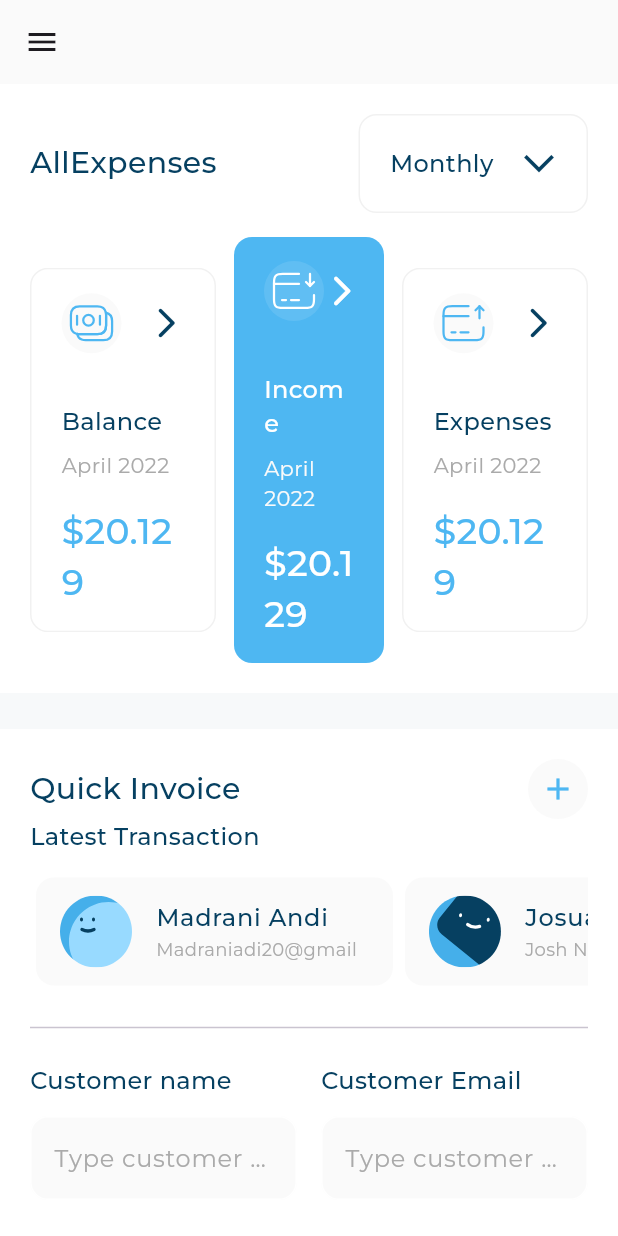
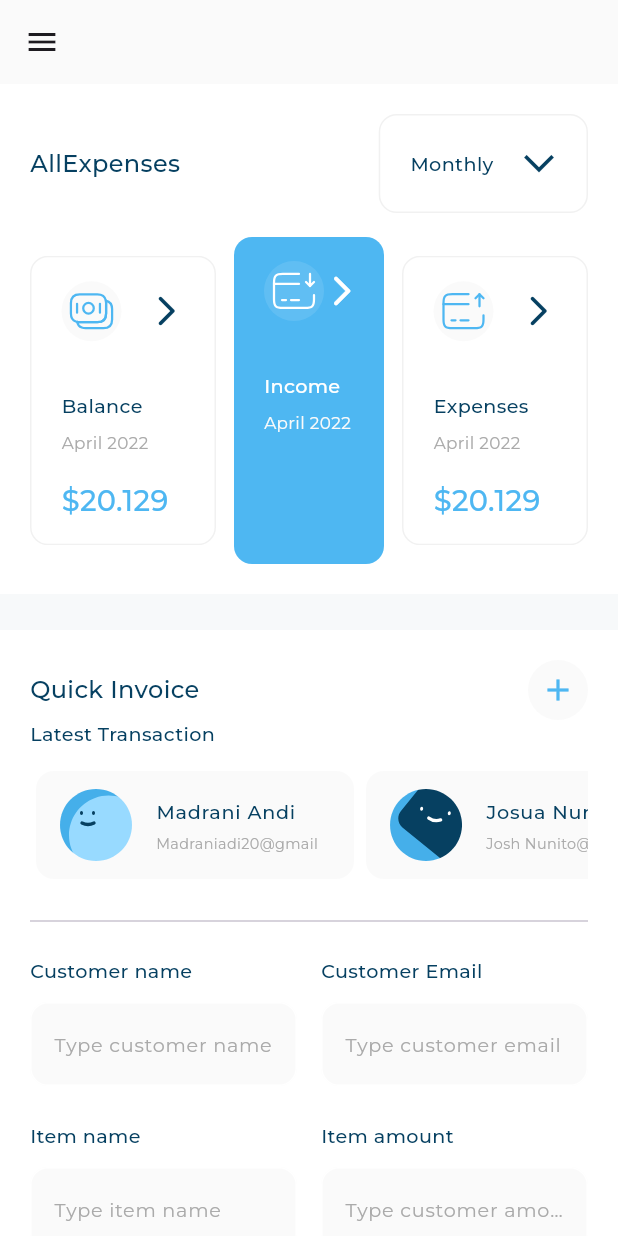
Before and after one commit to mano299/responsive_dash_board, a Flutter app: the screen it shows after launch, after a tap on "Income", on a phone screen of 412 x 824 dp. Run offline on Flutter 3.47's test engine with Material 3 defaults, Android fonts, the phone set to English and light mode, and no system bars; our stand-ins replace expandable_page_view, fl_chart, flutter_svg.

Commit message:
update font styles

```diff
--- a/lib/utils/app_styles.dart
+++ b/lib/utils/app_styles.dart
@@ -1,64 +1,124 @@
+import 'package:flutter/foundation.dart';
 import 'package:flutter/material.dart';
+import 'package:responsive_dash_board/utils/size_config.dart';
 
 abstract class AppStyles {
-  static const TextStyle styleRegular16 = TextStyle(
-    color: Color(0xff064061),
-    fontSize: 16,
+  static TextStyle styleRegular16(context) {
+    return TextStyle(
+      color: const Color(0xFF064060),
+      fontSize: getResponsiveFontSize(context, fontSize: 16),
       fontFamily: 'Montserrat',
       fontWeight: FontWeight.w400,
     );
-  static const TextStyle styleMedium16 = TextStyle(
-    color: Color(0xff064061),
-    fontSize: 16,
-    fontFamily: 'Montserrat',
-    fontWeight: FontWeight.w500,
-  );
-  static const TextStyle styleMedium20 = TextStyle(
-    color: Colors.white,
-    fontSize: 20,
-    fontFamily: 'Montserrat',
-    fontWeight: FontWeight.w500,
-  );
-  static const TextStyle styleSemiBold16 = TextStyle(
-    color: Color(0xff064061),
-    fontSize: 16,
-    fontFamily: 'Montserrat',
-    fontWeight: FontWeight.w600,
-  );
-  static const TextStyle styleSemiBold20 = TextStyle(
-    color: Color(0xff064061),
-    fontSize: 20,
-    fontFamily: 'Montserrat',
-    fontWeight: FontWeight.w600,
-  );
-  static const TextStyle styleRegular12 = TextStyle(
-    color: Color(0xffAAAAAA),
-    fontSize: 12,
-    fontFamily: 'Montserrat',
-    fontWeight: FontWeight.w400,
-  );
-  static const TextStyle styleSemiBold24 = TextStyle(
-    color: Colors.white,
-    fontSize: 24,
-    fontFamily: 'Montserrat',
-    fontWeight: FontWeight.w600,
-  );
-  static const TextStyle styleRegular14 = TextStyle(
-    color: Color(0xffAAAAAA),
-    fontSize: 14,
-    fontFamily: 'Montserrat',
-    fontWeight: FontWeight.w400,
-  );
-  static const TextStyle styleSemiBold18 = TextStyle(
-    color: Colors.white,
-    fontSize: 18,
-    fontFamily: 'Montserrat',
-    fontWeight: FontWeight.w600,
-  );
-  static const TextStyle styleBold16 = TextStyle(
-    color: Color(0xff4EB7F2),
-    fontSize: 16,
+  }
+
+  static TextStyle styleBold16(BuildContext context) {
+    return TextStyle(
+      color: const Color(0xFF4EB7F2),
+      fontSize: getResponsiveFontSize(context, fontSize: 16),
       fontFamily: 'Montserrat',
       fontWeight: FontWeight.w700,
     );
   }
+
+  static TextStyle styleMedium16(BuildContext context) {
+    return TextStyle(
+      color: const Color(0xFF064061),
+      fontSize: getResponsiveFontSize(context, fontSize: 16),
+      fontFamily: 'Montserrat',
+      fontWeight: FontWeight.w500,
+    );
+  }
+
+  static TextStyle styleMedium20(BuildContext context) {
+    return TextStyle(
+      color: const Color(0xFFFFFFFF),
+      fontSize: getResponsiveFontSize(context, fontSize: 20),
+      fontFamily: 'Montserrat',
+      fontWeight: FontWeight.w500,
+    );
+  }
+
+  static TextStyle styleSemiBold16(BuildContext context) {
+    return TextStyle(
+      color: const Color(0xFF064061),
+      fontSize: getResponsiveFontSize(context, fontSize: 16),
+      fontFamily: 'Montserrat',
+      fontWeight: FontWeight.w600,
+    );
+  }
+
+  static TextStyle styleSemiBold20(BuildContext context) {
+    return TextStyle(
+      color: const Color(0xFF064061),
+      fontSize: getResponsiveFontSize(context, fontSize: 20),
+      fontFamily: 'Montserrat',
+      fontWeight: FontWeight.w600,
+    );
+  }
+
+  static TextStyle styleRegular12(BuildContext context) {
+    return TextStyle(
+      color: const Color(0xFFAAAAAA),
+      fontSize: getResponsiveFontSize(context, fontSize: 12),
+      fontFamily: 'Montserrat',
+      fontWeight: FontWeight.w400,
+    );
+  }
+
+  static TextStyle styleSemiBold24(BuildContext context) {
+    return TextStyle(
+      color: const Color(0xFF4EB7F2),
+      fontSize: getResponsiveFontSize(context, fontSize: 24),
+      fontFamily: 'Montserrat',
+      fontWeight: FontWeight.w600,
+    );
+  }
+
+  static TextStyle styleRegular14(BuildContext context) {
+    return TextStyle(
+      color: const Color(0xFFAAAAAA),
+      fontSize: getResponsiveFontSize(context, fontSize: 14),
+      fontFamily: 'Montserrat',
+      fontWeight: FontWeight.w400,
+    );
+  }
+
+  static TextStyle styleSemiBold18(BuildContext context) {
+    return TextStyle(
+      color: const Color(0xFFFFFFFF),
+      fontSize: getResponsiveFontSize(context, fontSize: 18),
+      fontFamily: 'Montserrat',
+      fontWeight: FontWeight.w600,
+    );
+  }
+}
+
+// sacleFactor
+// responsive font size
+// (min , max) fontsize
+double getResponsiveFontSize(context, {required double fontSize}) {
+  double scaleFactor = getScaleFactor(context);
+  double responsiveFontSize = fontSize * scaleFactor;
+
+  double lowerLimit = fontSize * .8;
+  double upperLimit = fontSize * 1.2;
+
+  return responsiveFontSize.clamp(lowerLimit, upperLimit);
+}
+
+double getScaleFactor(context) {
+  // var dispatcher = PlatformDispatcher.instance;
+  // var physicalWidth = dispatcher.views.first.physicalSize.width;
+  // var devicePixelRatio = dispatcher.views.first.devicePixelRatio;
+  // double width = physicalWidth / devicePixelRatio;
+
+  double width = MediaQuery.sizeOf(context).width;
+  if (width < SizeConfig.tablet) {
+    return width / 550;
+  } else if (width < SizeConfig.desktop) {
+    return width / 1000;
+  } else {
+    return width / 1920;
+  }
+}
--- a/lib/widgets/active_and_inactive_drawer_item.dart
+++ b/lib/widgets/active_and_inactive_drawer_item.dart
@@ -17,7 +17,7 @@ class InActiveDrawerItem extends StatelessWidget {
       leading: SvgPicture.asset(drawerItemModel.icon),
       title: Text(
         drawerItemModel.title,
-        style: AppStyles.styleRegular16,
+        style: AppStyles.styleRegular16(context),
       ),
     );
   }
@@ -37,7 +37,7 @@ class ActiveDrawerItem extends StatelessWidget {
       leading: SvgPicture.asset(drawerItemModel.icon),
       title: Text(
         drawerItemModel.title,
-        style: AppStyles.styleBold16,
+        style: AppStyles.styleBold16(context),
       ),
       trailing: Container(
         decoration: BoxDecoration(
--- a/lib/widgets/custom_button.dart
+++ b/lib/widgets/custom_button.dart
@@ -20,7 +20,7 @@ class CustomButton extends StatelessWidget {
           onPressed: () {},
           child: Text(
             text,
-            style: AppStyles.styleSemiBold18,
+            style: AppStyles.styleSemiBold18(context),
           )),
     );
   }
--- a/lib/widgets/custom_header.dart
+++ b/lib/widgets/custom_header.dart
@@ -10,7 +10,7 @@ class CustomHeader extends StatelessWidget {
       children: [
         Text(
           text,
-          style: AppStyles.styleSemiBold20,
+          style: AppStyles.styleSemiBold20(context),
         ),
         Spacer(),
         Container(
@@ -29,7 +29,7 @@ class CustomHeader extends StatelessWidget {
             children: [
               Text(
                 'Monthly',
-                style: AppStyles.styleMedium16,
+                style: AppStyles.styleMedium16(context),
               ),
               SizedBox(width: 18),
               Transform.rotate(
--- a/lib/widgets/custom_text_field.dart
+++ b/lib/widgets/custom_text_field.dart
@@ -20,7 +20,7 @@ class CustomTextField extends StatelessWidget {
           borderRadius: BorderRadius.circular(12),
         ),
         hintText: hint,
-        hintStyle: AppStyles.styleRegular16.copyWith(color: Color(0xffAAAAAA)),
+        hintStyle: AppStyles.styleRegular16(context).copyWith(color: Color(0xffAAAAAA)),
       ),
     );
   }
--- a/lib/widgets/detailed_income_chart.dart
+++ b/lib/widgets/detailed_income_chart.dart
@@ -36,7 +36,7 @@ class _DetailedIncomeChartState extends State<DetailedIncomeChart> {
       sections: [
         PieChartSectionData(
           titlePositionPercentageOffset: currentIndex == 0 ? 1.5 : null,
-          titleStyle: AppStyles.styleMedium16
+          titleStyle: AppStyles.styleMedium16(context)
               .copyWith(color: currentIndex == 0 ? null : Colors.white),
           title: currentIndex == 0 ? 'Design service' : '40%',
           value: 40,
@@ -45,7 +45,7 @@ class _DetailedIncomeChartState extends State<DetailedIncomeChart> {
         ),
         PieChartSectionData(
           titlePositionPercentageOffset: currentIndex == 1 ? 2.2 : null,
-          titleStyle: AppStyles.styleMedium16
+          titleStyle: AppStyles.styleMedium16(context)
               .copyWith(color: currentIndex == 1 ? null : Colors.white),
           title: currentIndex == 1 ? 'Design product' : '25%',
           value: 25,
@@ -54,7 +54,7 @@ class _DetailedIncomeChartState extends State<DetailedIncomeChart> {
         ),
         PieChartSectionData(
           titlePositionPercentageOffset: currentIndex == 2 ? 1.5 : null,
-          titleStyle: AppStyles.styleMedium16
+          titleStyle: AppStyles.styleMedium16(context)
               .copyWith(color: currentIndex == 2 ? null : Colors.white),
           title: currentIndex == 2 ? 'Product royalty' : '20%',
           value: 20,
@@ -63,7 +63,7 @@ class _DetailedIncomeChartState extends State<DetailedIncomeChart> {
         ),
         PieChartSectionData(
           titlePositionPercentageOffset: currentIndex == 3 ? 1.5 : null,
-          titleStyle: AppStyles.styleMedium16
+          titleStyle: AppStyles.styleMedium16(context)
               .copyWith(color: currentIndex == 3 ? null : Colors.white),
           title: currentIndex == 3 ? 'Other' : '22%',
           value: 22,
--- a/lib/widgets/inactive_and_actice_all_expenses_item.dart
+++ b/lib/widgets/inactive_and_actice_all_expenses_item.dart
@@ -32,17 +32,17 @@ class InactiveAllExpensesItem extends StatelessWidget {
           SizedBox(height: 34),
           Text(
             itemModel.title,
-            style: AppStyles.styleSemiBold16,
+            style: AppStyles.styleSemiBold16(context),
           ),
           SizedBox(height: 8),
           Text(
             itemModel.date,
-            style: AppStyles.styleRegular14,
+            style: AppStyles.styleRegular14(context),
           ),
           SizedBox(height: 16),
           Text(
             '\$${itemModel.money}',
-            style: AppStyles.styleSemiBold24.copyWith(color: Color(0xff4EB7F2)),
+            style: AppStyles.styleSemiBold24(context).copyWith(color: Color(0xff4EB7F2)),
           ),
         ],
       ),
@@ -80,17 +80,17 @@ class ActiveAllExpensesItem extends StatelessWidget {
           SizedBox(height: 34),
           Text(
             itemModel.title,
-            style: AppStyles.styleSemiBold16.copyWith(color: Colors.white),
+            style: AppStyles.styleSemiBold16(context).copyWith(color: Colors.white),
           ),
           SizedBox(height: 8),
           Text(
             itemModel.date,
-            style: AppStyles.styleRegular14.copyWith(color: Color(0xffFAFAFA)),
+            style: AppStyles.styleRegular14(context).copyWith(color: Color(0xffFAFAFA)),
           ),
           SizedBox(height: 16),
           Text(
             '\$${itemModel.money}',
-            style: AppStyles.styleSemiBold24,
+            style: AppStyles.styleSemiBold24(context),
           ),
         ],
       ),
--- a/lib/widgets/income_details_item.dart
+++ b/lib/widgets/income_details_item.dart
@@ -18,11 +18,11 @@ class IncomeDetailsItem extends StatelessWidget {
       ),
       title: Text(
         incomeItemDetails.title,
-        style: AppStyles.styleRegular16,
+        style: AppStyles.styleRegular16(context),
       ),
       trailing: Text(
         '${incomeItemDetails.value}%',
-        style: AppStyles.styleMedium16,
+        style: AppStyles.styleMedium16(context),
       ),
     );
   }
--- a/lib/widgets/latest_transactions.dart
+++ b/lib/widgets/latest_transactions.dart
@@ -12,7 +12,7 @@ class LatestTransactions extends StatelessWidget {
       children: [
         Text(
           'Latest Transaction',
-          style: AppStyles.styleMedium16,
+          style: AppStyles.styleMedium16(context),
         ),
         SizedBox(height: 12),
         LatestTransactionsListView(),
--- a/lib/widgets/my_card.dart
+++ b/lib/widgets/my_card.dart
@@ -28,11 +28,11 @@ class MyCard extends StatelessWidget {
                   EdgeInsets.only(right: 32, top: 16, left: 31),
               title: Text(
                 'Name card',
-                style: AppStyles.styleRegular16.copyWith(color: Colors.white),
+                style: AppStyles.styleRegular16(context).copyWith(color: Colors.white),
               ),
               subtitle: Text(
                 'Syah Bandi',
-                style: AppStyles.styleMedium20,
+                style: AppStyles.styleMedium20(context),
               ),
               trailing: SvgPicture.asset(Assets.imagesGallery),
             ),
@@ -44,13 +44,13 @@ class MyCard extends StatelessWidget {
                 children: [
                   Text(
                     '0918 8124 0042 8129',
-                    style: AppStyles.styleSemiBold24,
+                    style: AppStyles.styleSemiBold24(context),
                   ),
                   SizedBox(height: 12),
                   Text(
                     '12/20 - 124',
                     style:
-                        AppStyles.styleRegular16.copyWith(color: Colors.white),
+                        AppStyles.styleRegular16(context).copyWith(color: Colors.white),
                   ),
                 ],
               ),
--- a/lib/widgets/my_cards_section.dart
+++ b/lib/widgets/my_cards_section.dart
@@ -31,7 +31,7 @@ class _MyCardsSectionState extends State<MyCardsSection> {
       children: [
         Text(
           'My card',
-          style: AppStyles.styleSemiBold20,
+          style: AppStyles.styleSemiBold20(context),
         ),
         SizedBox(
           height: 20,
--- a/lib/widgets/quick_invoice_form.dart
+++ b/lib/widgets/quick_invoice_form.dart
@@ -54,7 +54,7 @@ class QuickInvoiceForm extends StatelessWidget {
               child: Center(
                 child: Text(
                   'Add more details',
-                  style: AppStyles.styleSemiBold18
+                  style: AppStyles.styleSemiBold18(context)
                       .copyWith(color: Color(0xff4EB7F2)),
                 ),
               ),
--- a/lib/widgets/quick_invoice_header.dart
+++ b/lib/widgets/quick_invoice_header.dart
@@ -10,7 +10,7 @@ class QuickInvoiceHeader extends StatelessWidget {
       children: [
         Text(
           'Quick Invoice',
-          style: AppStyles.styleSemiBold20,
+          style: AppStyles.styleSemiBold20(context),
         ),
         Spacer(),
         CircleAvatar(
--- a/lib/widgets/title_text_field.dart
+++ b/lib/widgets/title_text_field.dart
@@ -12,7 +12,7 @@ class TitleTextField extends StatelessWidget {
       children: [
         Text(
           title,
-          style: AppStyles.styleMedium16,
+          style: AppStyles.styleMedium16(context),
         ),
         SizedBox(height: 12),
         CustomTextField(hint: hint),
--- a/lib/widgets/transaction_item.dart
+++ b/lib/widgets/transaction_item.dart
@@ -16,15 +16,15 @@ class TransactionItem extends StatelessWidget {
       child: ListTile(
         title: Text(
           transactionModel.title,
-          style: AppStyles.styleSemiBold16,
+          style: AppStyles.styleSemiBold16(context),
         ),
         subtitle: Text(
           transactionModel.date,
-          style: AppStyles.styleRegular16.copyWith(color: Color(0xffAAAAAA)),
+          style: AppStyles.styleRegular16(context).copyWith(color: Color(0xffAAAAAA)),
         ),
         trailing: Text(
           transactionModel.amount,
-          style: AppStyles.styleSemiBold20.copyWith(
+          style: AppStyles.styleSemiBold20(context).copyWith(
             color: transactionModel.isWithdraw ? Colors.red : Colors.green,
           ),
         ),
--- a/lib/widgets/transactions_header.dart
+++ b/lib/widgets/transactions_header.dart
@@ -11,13 +11,13 @@ class TransactionsHeader extends StatelessWidget {
       children: [
         Text(
           'Transaction History',
-          style: AppStyles.styleSemiBold20,
+          style: AppStyles.styleSemiBold20(context),
         ),
         TextButton(
           onPressed: () {},
           child: Text(
             'See all',
-            style: AppStyles.styleMedium16.copyWith(color: Color(0xff4EB7F2)),
+            style: AppStyles.styleMedium16(context).copyWith(color: Color(0xff4EB7F2)),
           ),
         ),
       ],
--- a/lib/widgets/transactions_section.dart
+++ b/lib/widgets/transactions_section.dart
@@ -14,7 +14,7 @@ class TransactionsSection extends StatelessWidget {
         TransactionsHeader(),
         SizedBox(height: 20),
         Text('13 April 2022',
-            style: AppStyles.styleMedium16.copyWith(color: Color(0xffAAAAAA))),
+            style: AppStyles.styleMedium16(context).copyWith(color: Color(0xffAAAAAA))),
         SizedBox(height: 16),
         TransactionHistoryListView(),
       ],
--- a/lib/widgets/user_info_list_tile.dart
+++ b/lib/widgets/user_info_list_tile.dart
@@ -19,11 +19,11 @@ class UserInfoListTile extends StatelessWidget {
           leading: SvgPicture.asset(userInfoModel.image),
           title: Text(
             userInfoModel.title,
-            style: AppStyles.styleSemiBold16,
+            style: AppStyles.styleSemiBold16(context),
           ),
           subtitle: Text(
             userInfoModel.subTitle,
-            style: AppStyles.styleRegular12,
+            style: AppStyles.styleRegular12(context),
           ),
         ),
       ),
```
Lines whose indentation alone changed are shown as unchanged.
